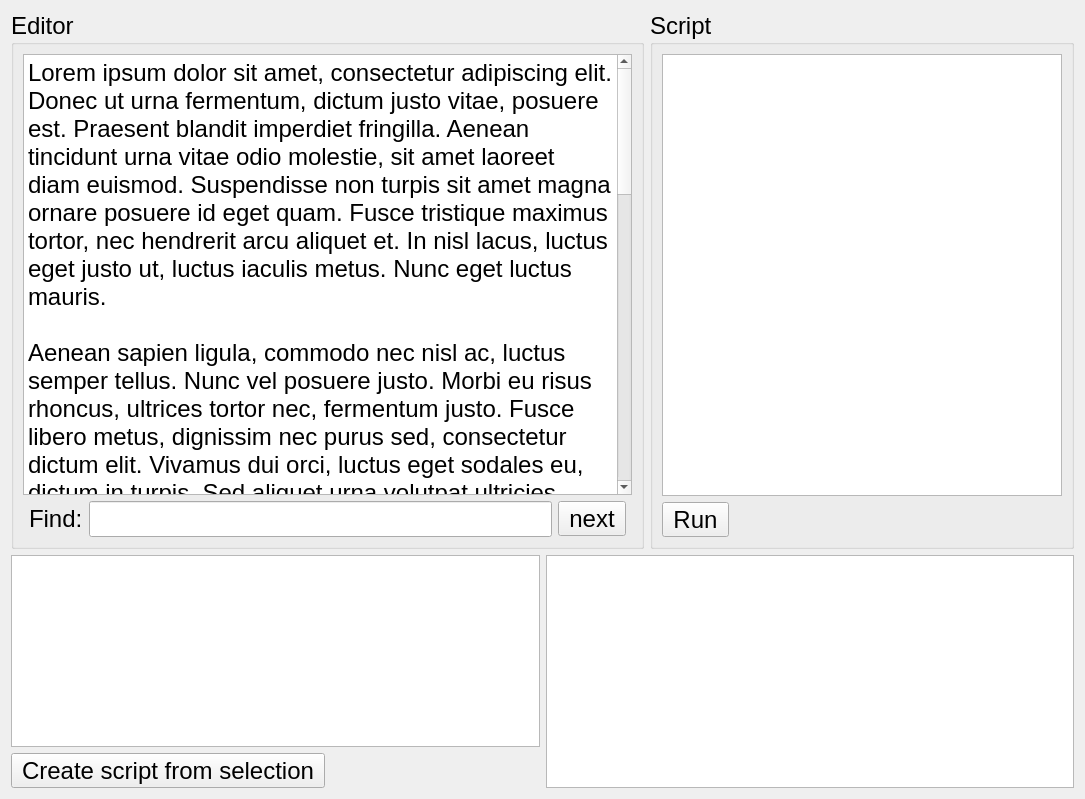
This is src/widget.ui in KDABLabs/qtws23-script-automation as Qt 5 draws it before an edit. The edited form follows.
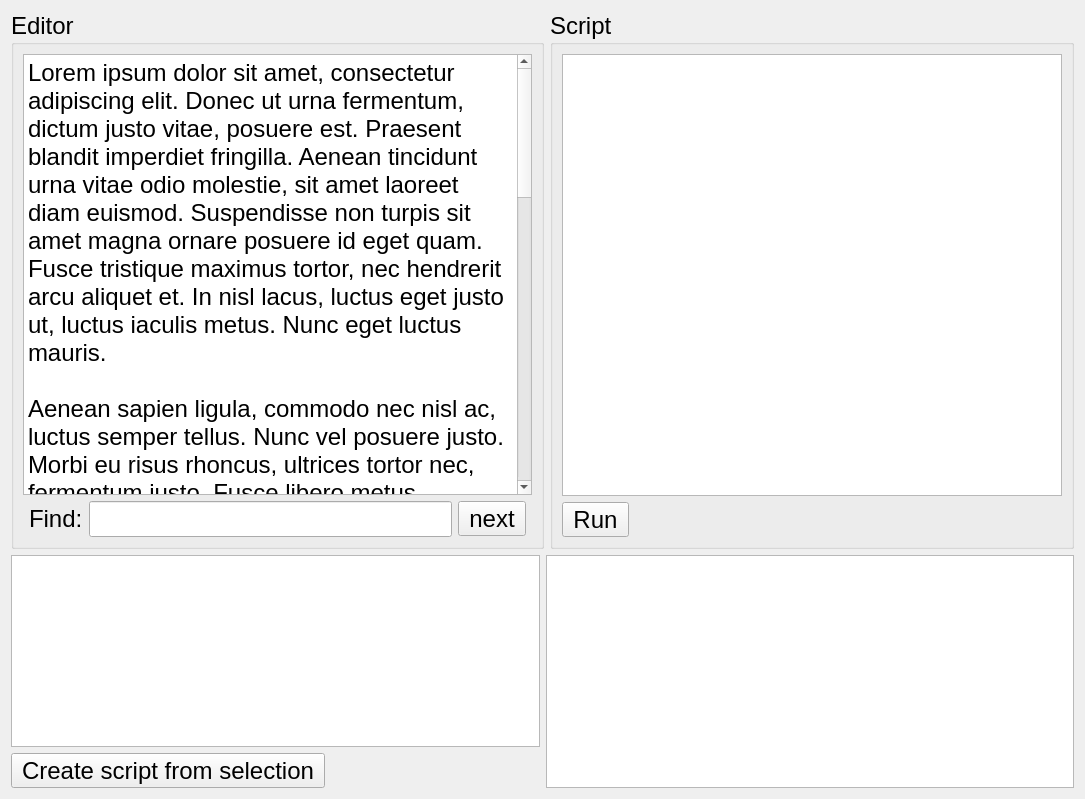
This is the edited form.

Diff of the .ui file:
```diff
--- a/src/widget.ui
+++ b/src/widget.ui
@@ -100,7 +100,7 @@
         </property>
         <property name="minimumSize">
          <size>
-          <width>400</width>
+          <width>500</width>
           <height>0</height>
          </size>
         </property>
```
